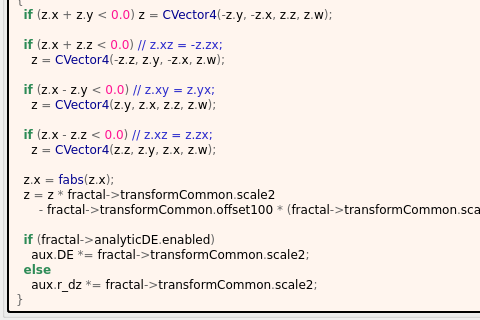
Qt form mandelbulber2/formula/ui/transf_octo_fold.ui (buddhi1980/mandelbulber2) before a commit; both pictures show x 0 to 480 and y 292 to 612 of the 808 by 612 pixel window.
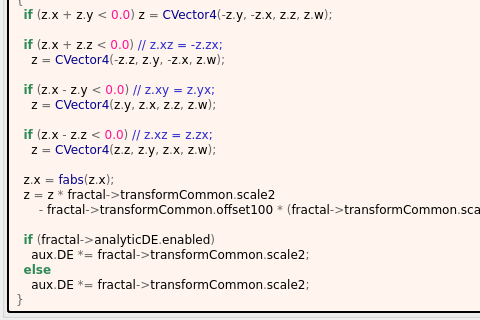
The same form after that commit. Custom widgets are drawn as their Qt base class.

What changed in the file:
```diff
--- a/mandelbulber2/formula/ui/transf_octo_fold.ui
+++ b/mandelbulber2/formula/ui/transf_octo_fold.ui
@@ -290,7 +290,7 @@
   &lt;span style=&quot;color:#2e8b57; font-weight:bold&quot;&gt;if&lt;/span&gt; &lt;span style=&quot;color:#676767&quot;&gt;(&lt;/span&gt;fractal&lt;span style=&quot;color:#676767&quot;&gt;-&amp;gt;&lt;/span&gt;analyticDE&lt;span style=&quot;color:#676767&quot;&gt;.&lt;/span&gt;enabled&lt;span style=&quot;color:#676767&quot;&gt;)&lt;/span&gt;
     aux&lt;span style=&quot;color:#676767&quot;&gt;.&lt;/span&gt;DE &lt;span style=&quot;color:#676767&quot;&gt;*=&lt;/span&gt; fractal&lt;span style=&quot;color:#676767&quot;&gt;-&amp;gt;&lt;/span&gt;transformCommon&lt;span style=&quot;color:#676767&quot;&gt;.&lt;/span&gt;scale2&lt;span style=&quot;color:#676767&quot;&gt;;&lt;/span&gt;
   &lt;span style=&quot;color:#2e8b57; font-weight:bold&quot;&gt;else&lt;/span&gt;
-    aux&lt;span style=&quot;color:#676767&quot;&gt;.&lt;/span&gt;r_dz &lt;span style=&quot;color:#676767&quot;&gt;*=&lt;/span&gt; fractal&lt;span style=&quot;color:#676767&quot;&gt;-&amp;gt;&lt;/span&gt;transformCommon&lt;span style=&quot;color:#676767&quot;&gt;.&lt;/span&gt;scale2&lt;span style=&quot;color:#676767&quot;&gt;;&lt;/span&gt;
+    aux&lt;span style=&quot;color:#676767&quot;&gt;.&lt;/span&gt;DE &lt;span style=&quot;color:#676767&quot;&gt;*=&lt;/span&gt; fractal&lt;span style=&quot;color:#676767&quot;&gt;-&amp;gt;&lt;/span&gt;transformCommon&lt;span style=&quot;color:#676767&quot;&gt;.&lt;/span&gt;scale2&lt;span style=&quot;color:#676767&quot;&gt;;&lt;/span&gt;
 &lt;span style=&quot;color:#676767&quot;&gt;}&lt;/span&gt;
 &lt;/pre&gt;
 &lt;/body&gt;</string>
```
